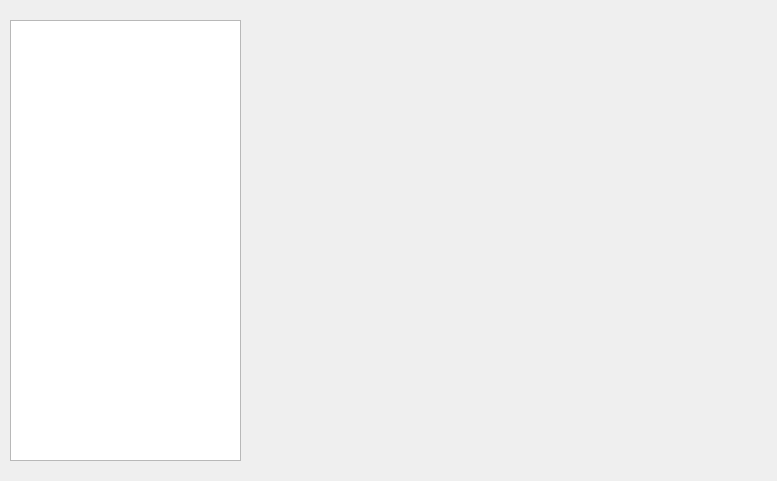
Above: framework/gui/ui/src/testcase.ui from cash2one/AutoDriver before the change. Below: the same form after it.
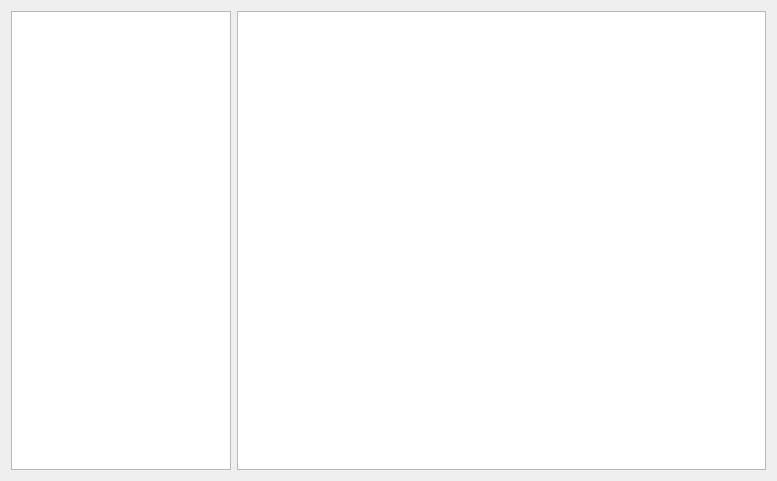
That is the form after the change.

What changed in the file:
```diff
--- a/framework/gui/ui/src/testcase.ui
+++ b/framework/gui/ui/src/testcase.ui
@@ -13,21 +13,25 @@
   <property name="windowTitle">
    <string>Form</string>
   </property>
-  <widget class="QWidget" name="horizontalLayoutWidget">
-   <property name="geometry">
-    <rect>
-     <x>10</x>
-     <y>20</y>
-     <width>231</width>
-     <height>441</height>
-    </rect>
-   </property>
-   <layout class="QHBoxLayout" name="horizontalLayout">
-    <item>
-     <widget class="QTreeView" name="treeView"/>
-    </item>
-   </layout>
-  </widget>
+  <layout class="QHBoxLayout" name="horizontalLayout_2">
+   <item>
+    <layout class="QHBoxLayout" name="horizontalLayout">
+     <item>
+      <widget class="QTreeView" name="treeView">
+       <property name="maximumSize">
+        <size>
+         <width>220</width>
+         <height>16777215</height>
+        </size>
+       </property>
+      </widget>
+     </item>
+     <item>
+      <widget class="QTextEdit" name="textEdit"/>
+     </item>
+    </layout>
+   </item>
+  </layout>
  </widget>
  <resources/>
  <connections/>
```
